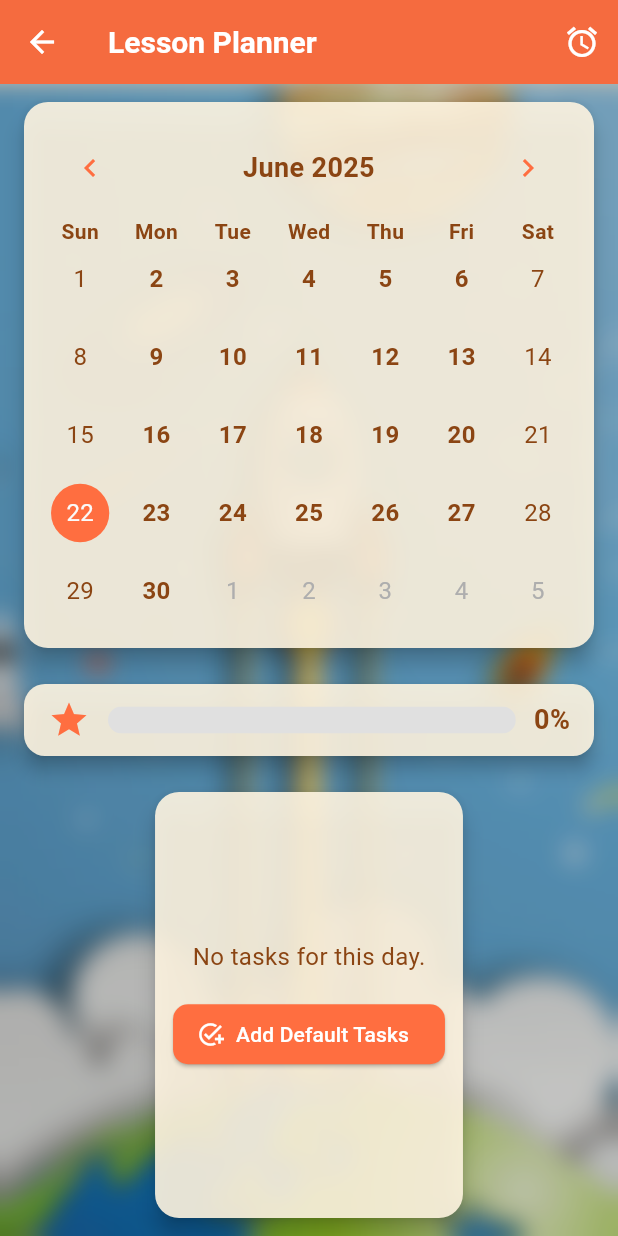
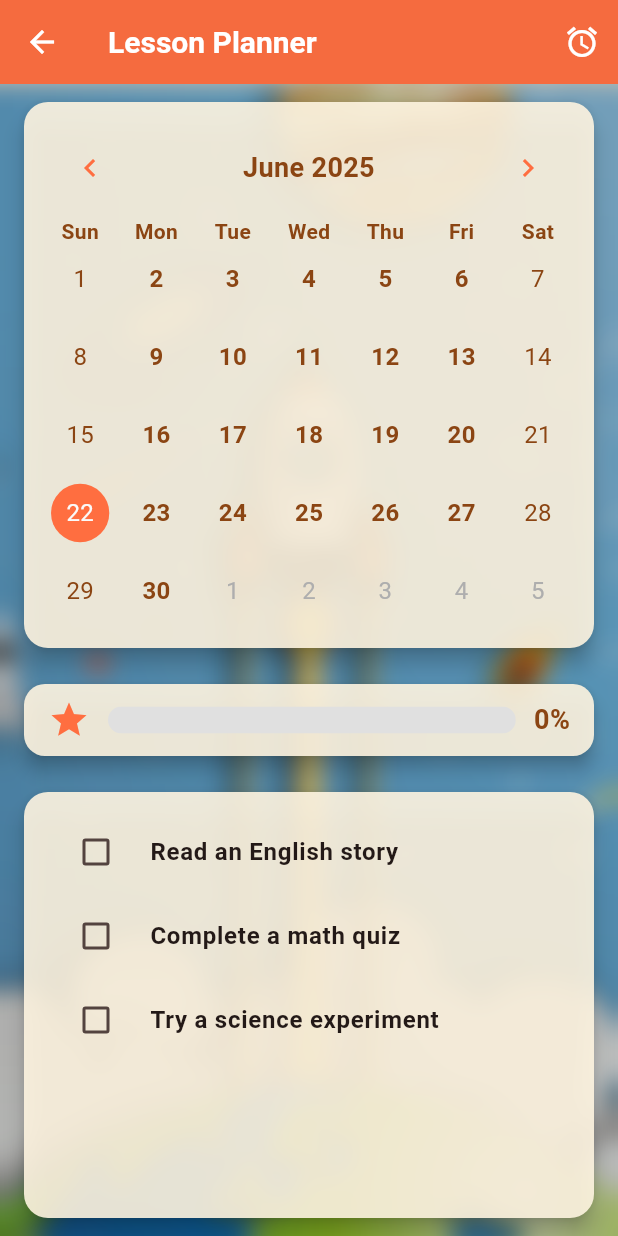
Before and after one commit to mvrexo/studybuddy1, a Flutter app: the LessonPlannerScreen screen opened directly, on a phone screen of 412 x 824 dp. Run offline on Flutter 3.47's test engine with Material 3 defaults, Android fonts, the phone set to English and light mode, and no system bars; drawn by our look-alikes of table_calendar; our stand-ins replace animated_text_kit, google_fonts, lottie, printing, screenshot, shared_preferences; accounts and stored records are empty; Roboto replaces fonts that are missing (AlfaSlabOne).

Commit message:
feat: add default tasks to lesson planner when no tasks exist for the day

```diff
--- a/lib/screens/lesson_planner_screen.dart
+++ b/lib/screens/lesson_planner_screen.dart
@@ -164,6 +164,15 @@ class LessonPlannerScreenState extends State<LessonPlannerScreen> {
   Widget build(BuildContext context) {
     String selectedKey = _formatDate(_selectedDay);
     List<Map<String, dynamic>> todayTasks = _tasksByDate[selectedKey] ?? [];
+
+    // Always show default tasks if no tasks exist for the day
+    if (todayTasks.isEmpty) {
+      todayTasks = _defaultTasks
+          .map((e) => {'title': e['title']!, 'completed': false})
+          .toList();
+      _tasksByDate[selectedKey] = todayTasks;
+      _saveTasks();
+    }
 
     return Scaffold(
       appBar: AppBar(
@@ -332,53 +341,7 @@ class LessonPlannerScreenState extends State<LessonPlannerScreen> {
                             color: themeBackground.withAlpha((0.9 * 255).toInt()),
                             child: Padding(
                               padding: const EdgeInsets.all(12),
-                              child: todayTasks.isEmpty
-                                  // If no tasks, show add default tasks button
-                                  ? Column(
-                                      mainAxisAlignment: MainAxisAlignment.center,
-                                      children: [
-                                        const Text(
-                                          "No tasks for this day.",
-                                          style: TextStyle(
-                                            fontFamily: 'AlfaSlabOne',
-                                            fontSize: 16,
-                                          ),
-                                        ),
-                                        const SizedBox(height: 16),
-                                        ElevatedButton.icon(
-                                          icon: const Icon(Icons.add_task),
-                                          label: const Text(
-                                            "Add Default Tasks",
-                                            style: TextStyle(
-                                              fontFamily: 'AlfaSlabOne',
-                                            ),
-                                          ),
-                                          style: ElevatedButton.styleFrom(
-                                            backgroundColor: themePrimary,
-                                            foregroundColor: Colors.white,
-                                            shape: RoundedRectangleBorder(
-                                              borderRadius:
-                                                  BorderRadius.circular(10),
-                                            ),
-                                          ),
-                                          onPressed: () {
-                                            setState(() {
-                                              _tasksByDate[selectedKey] =
-                                                  _defaultTasks
-                                                      .map((e) => {
-                                                            'title': e['title']!,
-                                                            'completed': false
-                                                          })
-                                                      .toList();
-                                              _calculateGoalProgress();
-                                            });
-                                            _saveTasks();
-                                          },
-                                        ),
-                                      ],
-                                    )
-                                  // Show list of tasks with checkboxes
-                                  : ListView.builder(
+                              child: ListView.builder(
                                 itemCount: todayTasks.length,
                                 itemBuilder: (context, index) {
                                   final task = todayTasks[index];
```
Lines whose indentation alone changed are shown as unchanged.
